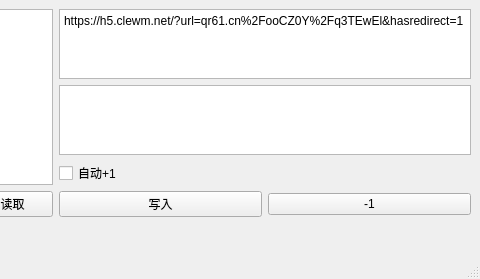
First picture: the form in upper_computer/vs_py_nfc_upper_computer/untitled.ui, repository diqiu114/Working-accumulation-code, before the edit; both pictures show x 212 to 692 and y 0 to 279 of the 692 by 279 pixel window.
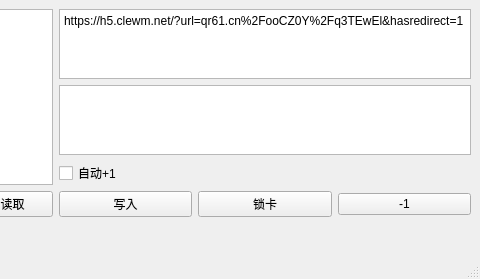
Second picture: the form after the edit.

Commit message: 【记录】添加锁卡功能

What changed in the file:
```diff
--- a/upper_computer/vs_py_nfc_upper_computer/untitled.ui
+++ b/upper_computer/vs_py_nfc_upper_computer/untitled.ui
@@ -126,6 +126,13 @@
             </property>
            </widget>
           </item>
+          <item>
+           <widget class="QPushButton" name="lock_button">
+            <property name="text">
+             <string>锁卡</string>
+            </property>
+           </widget>
+          </item>
           <item>
            <widget class="QPushButton" name="less_button">
             <property name="text">
```
The commit also changes 5 other files.
